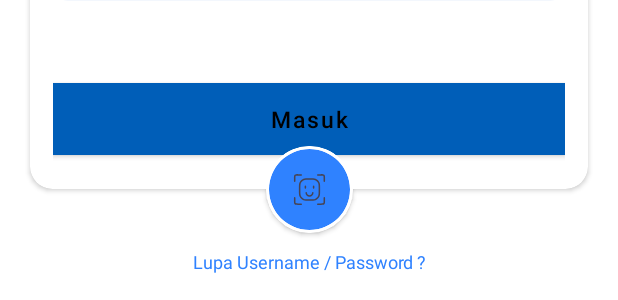
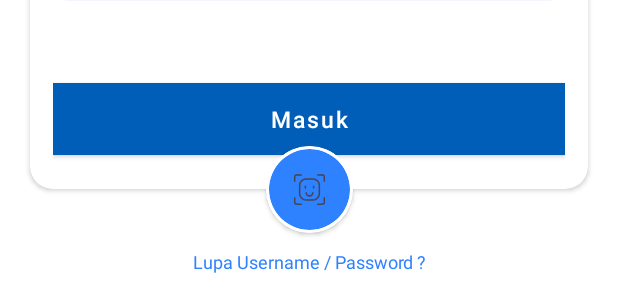
Before and after one commit to Ram-adhan/android-mvp-basic, an Android app: the layout layout_login.xml on its own in the app's theme, with its tools: preview values and no code run, on a phone screen of 412 x 824 dp. Shown: the part 376-676 px from the top of the screen. Run offline under Robolectric (Android 15) with nearby library versions, the phone set to English and light mode, and no system bars.

```diff
--- a/app/src/main/res/layout/layout_login.xml
+++ b/app/src/main/res/layout/layout_login.xml
@@ -78,7 +78,7 @@
                 android:background="#2F82FF"
                 android:text="@string/login"
                 android:textAllCaps="false"
-                android:textColor="@color/black"
+                android:textColor="@color/white"
                 android:textSize="15sp" />
 
         </LinearLayout>
```
Also changed, not shown: app/src/main/java/com/example/mvpapplication/MainActivity.kt (+11 -4 lines).
